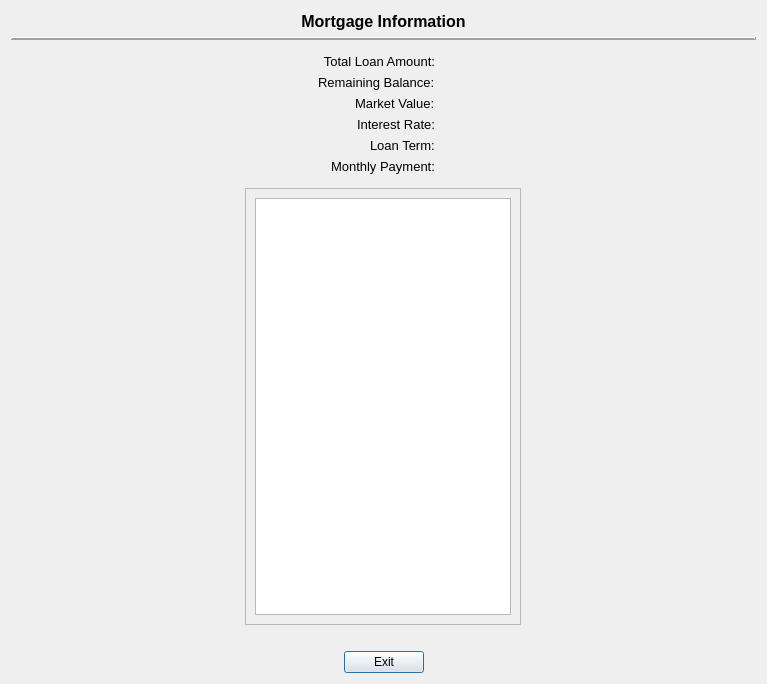
First picture: the form in CashFlowManager/mortgagesummarydialog.ui, repository epw7856/CashFlowManager, before the edit.
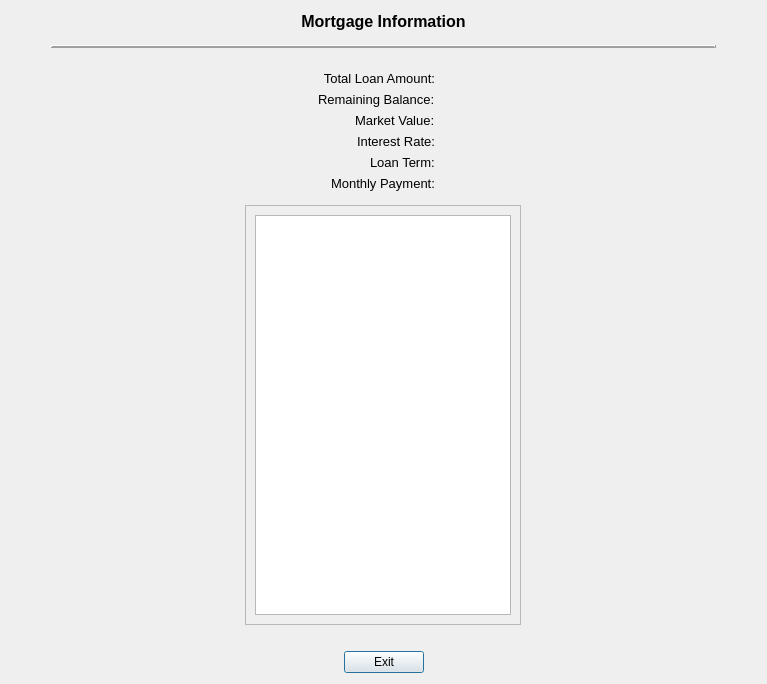
Second picture: the form after the edit.

Patch:
```diff
--- a/CashFlowManager/mortgagesummarydialog.ui
+++ b/CashFlowManager/mortgagesummarydialog.ui
@@ -75,7 +75,25 @@
     </layout>
    </item>
    <item>
-    <widget class="Line" name="line">
+    <layout class="QHBoxLayout" name="horizontalLayout_6">
+     <item>
+      <spacer name="horizontalSpacer_18">
+       <property name="orientation">
+        <enum>Qt::Horizontal</enum>
+       </property>
+       <property name="sizeType">
+        <enum>QSizePolicy::Fixed</enum>
+       </property>
+       <property name="sizeHint" stdset="0">
+        <size>
+         <width>40</width>
+         <height>20</height>
+        </size>
+       </property>
+      </spacer>
+     </item>
+     <item>
+      <widget class="Line" name="line_3">
      <property name="frameShadow">
       <enum>QFrame::Raised</enum>
      </property>
@@ -88,6 +106,24 @@
     </widget>
    </item>
    <item>
+      <spacer name="horizontalSpacer_17">
+       <property name="orientation">
+        <enum>Qt::Horizontal</enum>
+       </property>
+       <property name="sizeType">
+        <enum>QSizePolicy::Fixed</enum>
+       </property>
+       <property name="sizeHint" stdset="0">
+        <size>
+         <width>40</width>
+         <height>20</height>
+        </size>
+       </property>
+      </spacer>
+     </item>
+    </layout>
+   </item>
+   <item>
     <spacer name="verticalSpacer">
      <property name="orientation">
       <enum>Qt::Vertical</enum>
@@ -382,10 +418,10 @@
          <widget class="QWidget" name="scrollAreaWidgetContents">
           <property name="geometry">
            <rect>
-            <x>46</x>
+            <x>0</x>
             <y>0</y>
             <width>276</width>
-            <height>395</height>
+            <height>376</height>
            </rect>
           </property>
           <property name="sizePolicy">
```
Lines whose indentation alone changed are shown as unchanged.
